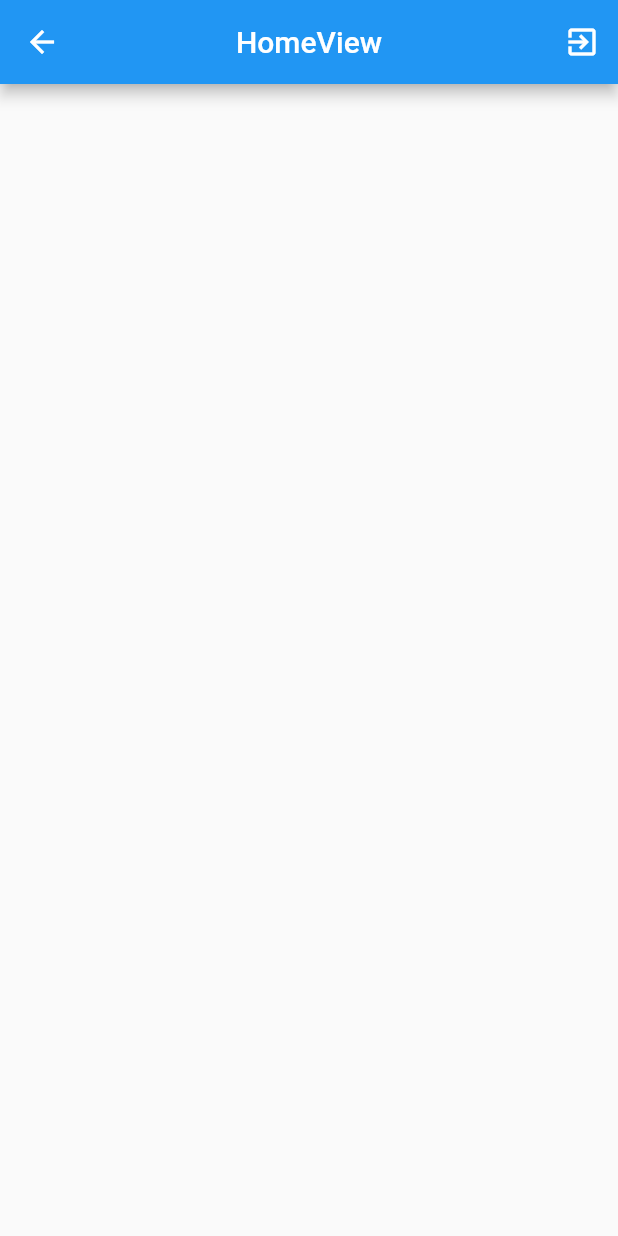
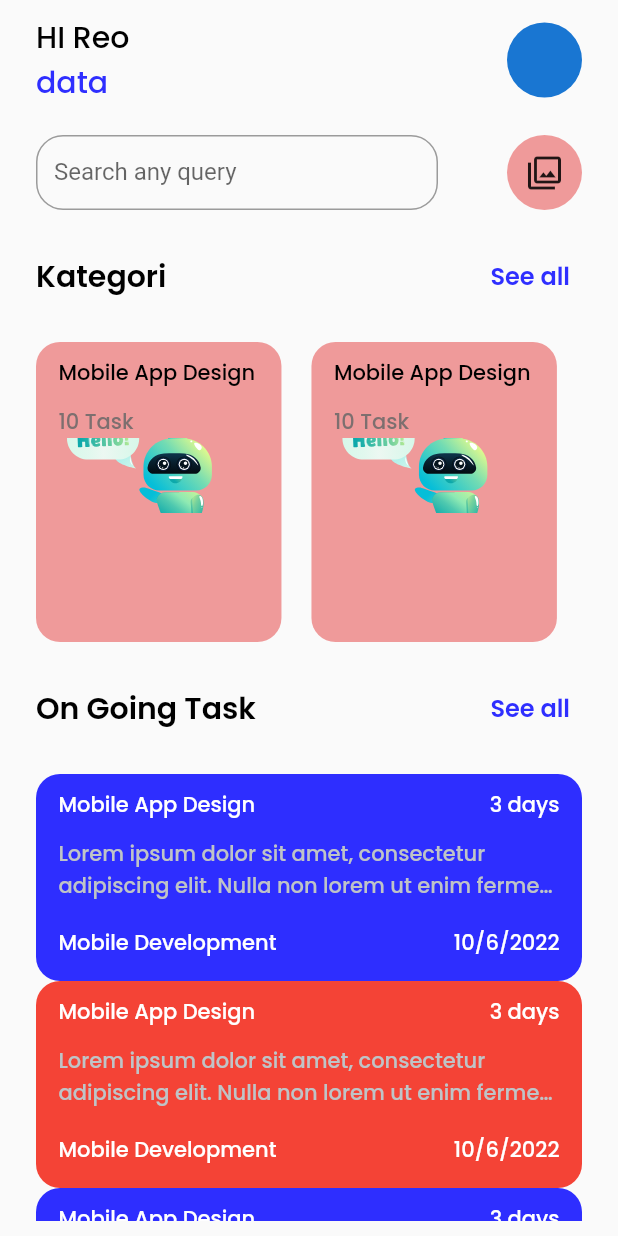
Before and after one commit to reowicaksono/todoapp, a Flutter app: the HomeView screen opened by its route, on a phone screen of 412 x 824 dp. Run offline on Flutter 3.47's test engine with Material 2 defaults, Android fonts, the phone set to English and light mode, and no system bars; our stand-ins replace avatar_glow, cloud_firestore, firebase_auth, firebase_core, flutter_screenutil, get and 3 more; accounts and stored records are empty.

```diff
--- a/lib/app/modules/home/views/home_view.dart
+++ b/lib/app/modules/home/views/home_view.dart
@@ -3,6 +3,9 @@ import 'package:flutter/material.dart';
 
 import 'package:get/get.dart';
 import 'package:todoapp/app/controllers/auth_controller.dart';
+import 'package:todoapp/app/modules/widgets/views/kategori_view.dart';
+import 'package:todoapp/app/modules/widgets/views/ongoing_view.dart';
+import 'package:todoapp/app/utils/theme.dart';
 
 import '../controllers/home_controller.dart';
 
@@ -12,42 +15,146 @@ class HomeView extends GetView<HomeController> {
     final auth = Get.find<AuthController>();
 
     return Scaffold(
-        appBar: AppBar(
-          title: Text('HomeView'),
-          centerTitle: true,
-          actions: [
-            IconButton(
-                onPressed: () => auth.logout(), icon: Icon(Icons.exit_to_app))
-          ],
-        ),
         body: SafeArea(
-            child: StreamBuilder<QuerySnapshot<Object?>>(
-          stream: controller.getUSer(),
-          builder: (context, snapshot) {
-            if (snapshot.connectionState == ConnectionState.active) {
-              var listData = snapshot.data!.docs;
+            child: Padding(
+      padding: EdgeInsets.symmetric(horizontal: edge, vertical: 10.0),
+      child: ListView(
+        children: [
+          /// -- HEADER -- ///
 
-              return ListView.builder(
-                shrinkWrap: true,
-                physics: ClampingScrollPhysics(),
-                itemCount: listData.length,
-                itemBuilder: (context, index) {
-                  var data = (listData[index].data() as Map<String,dynamic>);
-                  var nama = data["nama"];
-                  print(data["nama"]);
-                  return ListTile(
-                    leading: Icon(Icons.person),
+          Row(
+            mainAxisAlignment: MainAxisAlignment.spaceBetween,
+            children: [
+              Text.rich(
+                TextSpan(
+                    text: "HI Reo\n",
+                    style: BlackText.copyWith(fontSize: 20),
+                    children: [TextSpan(text: "data", style: BlueText)]),
+              ),
+              Container(
+                height: 50,
+                width: 50,
+                child: CircleAvatar(),
+              )
+            ],
+          ),
 
-                    title: Text('$nama'),
-                  );
-                },
-              );
-            } else {
-              return Center(
-                child: CircularProgressIndicator(),
-              );
-            }
-          },
-        )));
+          const SizedBox(
+            height: 20.0,
+          ),
+
+          /// -- BODY -- ///
+
+          // Pencarian
+          Row(
+            mainAxisAlignment: MainAxisAlignment.spaceBetween,
+            children: [
+              Container(
+                height: 50,
+                width: MediaQuery.of(context).size.width - (6 * edge),
+                child: TextField(
+                  decoration: InputDecoration(
+                    labelText: "Search any query",
+                      border: OutlineInputBorder(
+                          borderRadius: BorderRadius.circular(18.0))),
+                ),
+              ),
+              const SizedBox(
+                width: 10.0,
+              ),
+              Container(
+                height: 50.0,
+                width: 50.0,
+                decoration: BoxDecoration(
+                  color: Colors.red[200],
+                  borderRadius: const BorderRadius.all(
+                    Radius.circular(
+                      50.0,
+                    ),
+                  ),
+                ),
+                child: Icon(Icons.filter),
+              ),
+            ],
+          ),
+          const SizedBox(
+            height: 20.0,
+          ),
+
+          // Kategori
+          Row(
+            mainAxisAlignment: MainAxisAlignment.spaceBetween,
+            children: [
+              Text(
+                "Kategori",
+                style: BlackText.copyWith(
+                    fontSize: 20, fontWeight: FontWeight.w600),
+              ),
+              TextButton(
+                  onPressed: () {},
+                  child: Text(
+                    "See all",
+                    style: BlueText.copyWith(
+                        fontSize: 16, fontWeight: FontWeight.w600),
+                  ))
+            ],
+          ),
+          const SizedBox(
+            height: 20.0,
+          ),
+          Container(
+            height: 200,
+            child: ListView(
+              scrollDirection: Axis.horizontal,
+              children: [
+                KategoriView(),
+                const SizedBox(
+                  width: 20.0,
+                ),
+                KategoriView(),
+                const SizedBox(
+                  width: 20.0,
+                ),
+                KategoriView()
+              ],
+            ),
+          ),
+
+          //On Going Task
+          const SizedBox(
+            height: 20.0,
+          ),
+          Row(
+            mainAxisAlignment: MainAxisAlignment.spaceBetween,
+            children: [
+              Text(
+                "On Going Task",
+                style: BlackText.copyWith(
+                    fontSize: 20, fontWeight: FontWeight.w600),
+              ),
+              TextButton(
+                  onPressed: () {},
+                  child: Text(
+                    "See all",
+                    style: BlueText.copyWith(
+                        fontSize: 16, fontWeight: FontWeight.w600),
+                  ))
+            ],
+          ),
+          const SizedBox(
+            height: 20.0,
+          ),
+
+           Container(
+            height: Get.height,
+            child: ListView.builder(
+              itemCount: 10,
+              itemBuilder: (context,index) => (index % 2 ==0 )? OngoingView(WarnaBiru) : OngoingView(Colors.red))
+          ),
+
+          /// -- FOOTER -- ///
+        ],
+      ),
+    )));
   }
 }
--- a/lib/app/modules/widgets/views/introduction_view.dart
+++ b/lib/app/modules/widgets/views/introduction_view.dart
@@ -61,7 +61,7 @@ class IntroductionView extends GetView {
                   width: Get.width - (6 * edge),
                   child: ElevatedButton(
                     onPressed: () {
-                      auth.isstarted = true;
+                      auth.isstarted = !false;
                       Get.offAllNamed(Routes.LOGIN);
                     },
                     child: Text("Let's start"),
--- /dev/null
+++ b/lib/app/modules/widgets/views/kategori_view.dart
@@ -0,0 +1,51 @@
+import 'package:flutter/material.dart';
+import 'package:get/get.dart';
+import 'package:flutter_screenutil/flutter_screenutil.dart';
+import 'package:lottie/lottie.dart';
+import 'package:todoapp/app/utils/theme.dart';
+
+class KategoriView extends GetView {
+  @override
+  Widget build(BuildContext context) {
+    return Container(
+      height: 100,
+      width: Get.width / 2.2.w,
+      decoration: BoxDecoration(
+        color: Colors.red[200],
+        borderRadius: const BorderRadius.all(
+          Radius.circular(
+            16.0,
+          ),
+        ),
+      ),
+      child: Column(
+        crossAxisAlignment: CrossAxisAlignment.start,
+        children: [
+          Padding(
+            padding: EdgeInsets.only(top: 10.0, left: 15.0, right: 15.0),
+            child: Text(
+              "Mobile App Design",
+              style: BlackText,
+            ),
+          ),
+          const SizedBox(
+              height: 2.0,
+          ),
+           Padding(
+            padding: EdgeInsets.only(top: 10.0, left: 15.0, right: 15.0),
+            child: Text(
+              "10 Task",
+              style: GreyText,
+            ),
+          ),
+          Container(
+            margin: EdgeInsets.only(left: 15.0),
+            height: 50,
+            width: double.infinity,
+            child: Lottie.asset("assets/lottie/robot.json", fit: BoxFit.cover)
+          )
+        ],
+      ),
+    );
+  }
+}
--- /dev/null
+++ b/lib/app/modules/widgets/views/ongoing_view.dart
@@ -0,0 +1,87 @@
+import 'package:flutter/material.dart';
+import 'package:flutter_screenutil/flutter_screenutil.dart';
+
+import 'package:get/get.dart';
+import 'package:lottie/lottie.dart';
+import 'package:todoapp/app/routes/app_pages.dart';
+
+import '../../../utils/theme.dart';
+
+class OngoingView extends GetView {
+  late Color newColor;
+  OngoingView(Color color) {
+    this.newColor = color;
+  }
+  @override
+  Widget build(BuildContext context) {
+    return InkWell(
+      onTap: () => Get.toNamed(Routes.ALLNOTES),
+      child: Container(
+        height: Get.height / 5.h,
+        width: Get.width / 2.2.w,
+        decoration: BoxDecoration(
+          color: newColor,
+          borderRadius: const BorderRadius.all(
+            Radius.circular(
+              16.0,
+            ),
+          ),
+        ),
+        child: Column(
+          crossAxisAlignment: CrossAxisAlignment.start,
+          children: [
+            Row(
+              mainAxisAlignment: MainAxisAlignment.spaceBetween,
+              children: [
+                Padding(
+                  padding: EdgeInsets.only(top: 10.0, left: 15.0, right: 15.0),
+                  child: Text(
+                    "Mobile App Design",
+                    style: WhiteText,
+                  ),
+                ),
+                SizedBox(
+                  width: 10.0,
+                ),
+                Padding(
+                  padding: EdgeInsets.only(top: 10.0, left: 15.0, right: 15.0),
+                  child: Text(
+                    "3 days",
+                    style: WhiteText,
+                  ),
+                ),
+              ],
+            ),
+            const SizedBox(
+              height: 2.0,
+            ),
+            Padding(
+              padding: EdgeInsets.only(top: 10.0, left: 15.0, right: 15.0),
+              child: Text(
+                "Lorem ipsum dolor sit amet, consectetur adipiscing elit. Nulla non lorem ut enim fermentum malesuada. Aliquam ultricies, ipsum vitae ultrices convallis, lorem diam accumsan nunc,", overflow: TextOverflow.ellipsis,maxLines: 2,
+                style: GreyText.copyWith(color: Color.fromARGB(255, 191, 196, 199)),
+              ),
+            ),
+            Spacer(),
+            Padding(
+            padding: EdgeInsets.only(top: 10.0, left: 15.0, right: 15.0, bottom: 15.0),
+            child: Row(
+              mainAxisAlignment: MainAxisAlignment.spaceBetween,
+              children: [
+                Text(
+                  "Mobile Development",
+                  style: WhiteText,
+                ),
+                Text(
+                  "10/6/2022",
+                  style: WhiteText,
+                ),
+              ],
+            ),
+            )
+          ],
+        ),
+      ),
+    );
+  }
+}
--- a/lib/app/routes/app_pages.dart
+++ b/lib/app/routes/app_pages.dart
@@ -1,12 +1,14 @@
 import 'package:get/get.dart';
-import 'package:todoapp/app/modules/widgets/views/introduction_view.dart';
 
+import '../modules/allnotes/bindings/allnotes_binding.dart';
+import '../modules/allnotes/views/allnotes_view.dart';
 import '../modules/home/bindings/home_binding.dart';
 import '../modules/home/views/home_view.dart';
 import '../modules/login/bindings/login_binding.dart';
 import '../modules/login/views/login_view.dart';
 import '../modules/register/bindings/register_binding.dart';
 import '../modules/register/views/register_view.dart';
+import '../modules/widgets/views/introduction_view.dart';
 
 part 'app_routes.dart';
 
@@ -35,5 +37,10 @@ class AppPages {
       name: _Paths.INTRODUCTION,
       page: () => IntroductionView(),
     ),
+    GetPage(
+      name: _Paths.ALLNOTES,
+      page: () => AllnotesView(),
+      binding: AllnotesBinding(),
+    ),
   ];
 }
--- a/lib/app/routes/app_routes.dart
+++ b/lib/app/routes/app_routes.dart
@@ -7,6 +7,7 @@ abstract class Routes {
   static const REGISTER = _Paths.REGISTER;
   static const LOGIN = _Paths.LOGIN;
   static const INTRODUCTION = _Paths.INTRODUCTION;
+  static const ALLNOTES = _Paths.ALLNOTES;
 }
 
 abstract class _Paths {
@@ -15,4 +16,5 @@ abstract class _Paths {
   static const REGISTER = '/register';
   static const LOGIN = '/login';
   static const INTRODUCTION = '/introduction';
+  static const ALLNOTES = '/allnotes';
 }
--- a/lib/main.dart
+++ b/lib/main.dart
@@ -35,7 +35,7 @@ class MyApp extends StatelessWidget {
                 return GetMaterialApp(
                   title: "Application",
                   initialRoute: snapshot.data != null
-                      ? Routes.HOME
+                      ? Routes.ALLNOTES
                       : auth.isstarted != false ?Routes.LOGIN : Routes.INTRODUCTION,
                   getPages: AppPages.routes,
                 );
--- a/pubspec.yaml
+++ b/pubspec.yaml
@@ -14,6 +14,8 @@ dependencies:
   google_fonts: 3.0.1
   lottie: 1.4.2
   flutter_screenutil: 5.5.3+2
+  avatar_glow: 2.0.2
+  speech_to_text: 5.6.1
   flutter:
     sdk: flutter
 
@@ -23,7 +25,7 @@ dev_dependencies:
     sdk: flutter
 
 flutter:
-  uses-material-design: true
   assets:
     - assets/lottie/
     - assets/img/
+  uses-material-design: true
```
Also changed, not shown: lib/app/modules/allnotes/bindings/allnotes_binding.dart (added, +12 -0 lines), lib/app/modules/allnotes/controllers/allnotes_controller.dart (added, +39 -0 lines), lib/app/modules/allnotes/views/allnotes_view.dart (added, +85 -0 lines), lib/app/modules/allnotes/views/speech_totext_view.dart (added, +48 -0 lines), pubspec.lock, 2 other files.
